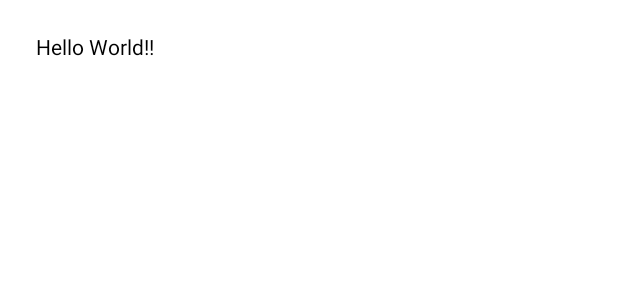
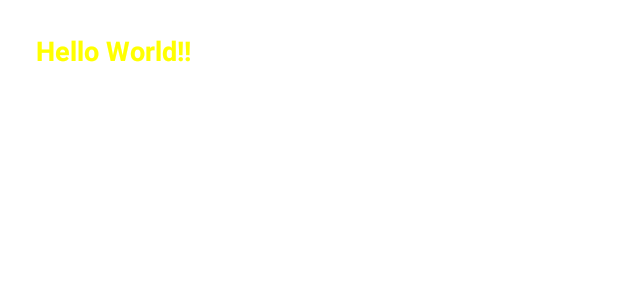
Before and after one commit to yagmurerdogan/Jetpack-Compose-Course, an Android app built with Jetpack Compose: the @Preview function DefaultPreview, on a phone screen of 412 x 824 dp. Shown: the top 300 px of the screen. Run offline under Robolectric (Android 15) with nearby library versions, the phone set to English and light mode, and no system bars.

Commit message:
Customize text composable

```diff
--- a/SimpleTextComposeApplication/app/src/main/java/com/yagmurerdogan/simpletextcomposeapplication/MainActivity.kt
+++ b/SimpleTextComposeApplication/app/src/main/java/com/yagmurerdogan/simpletextcomposeapplication/MainActivity.kt
@@ -11,9 +11,14 @@ import androidx.compose.material.Button
 import androidx.compose.material.Text
 import androidx.compose.runtime.Composable
 import androidx.compose.ui.Modifier
+import androidx.compose.ui.graphics.Color
 import androidx.compose.ui.platform.LocalContext
+import androidx.compose.ui.text.TextStyle
+import androidx.compose.ui.text.font.FontWeight
 import androidx.compose.ui.tooling.preview.Preview
+import androidx.compose.ui.unit.TextUnit
 import androidx.compose.ui.unit.dp
+import androidx.compose.ui.unit.sp
 
 class MainActivity : AppCompatActivity() {
 
@@ -40,15 +45,24 @@ fun GreetingText(name: String) {
         text = "Hello $name!",
         modifier = Modifier
             .size(width = 200.dp, height = 240.dp)
-            .padding(24.dp)
+            .padding(all = 24.dp)
+            //.fillMaxWidth(0.5f)
+            //.fillMaxHeight()
+            //.fillMaxSize()
             .clickable(onClick = {
                 Toast
                     .makeText(context, "Text Clicked!", Toast.LENGTH_SHORT)
                     .show()
-            })
-            //.fillMaxWidth(0.5f)
-            //.fillMaxHeight()
-            //.fillMaxSize()
+            }),
+        /*
+        style = MaterialTheme.typography.body1,
+        fontWeight = FontWeight.SemiBold
+         */
+        style = TextStyle(
+            color = Color.Yellow,
+            fontWeight = FontWeight.Bold,
+            fontSize = 18.sp
+        )
     )
 }
 
```
